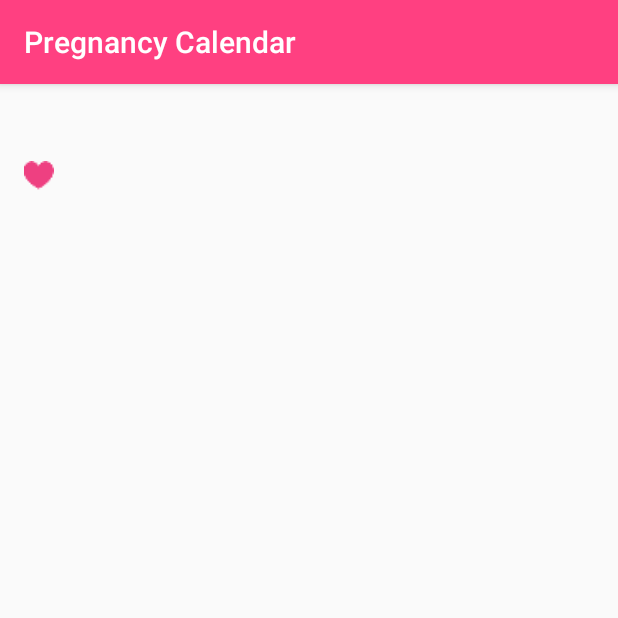
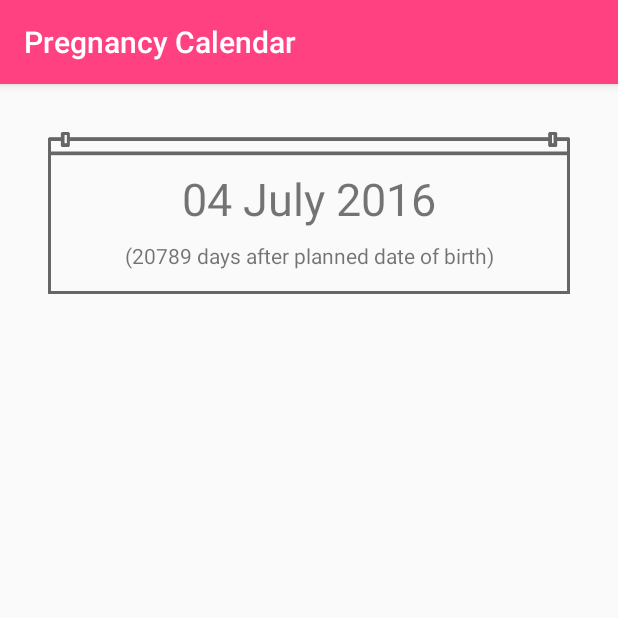
Before and after one commit to abiernacka1990/pregnancy-calendar, an Android app: the fragment DashboardFragment shown on its own in the app's theme, on a phone screen of 412 x 824 dp, the top half of it. Run offline under Robolectric (Android 15) with nearby library versions, the phone set to English and light mode, and no system bars; libraries missing offline, so code that uses them is left out: com.crashlytics.android, io.fabric.sdk.

Commit message:
Dashboard - calendar card

```diff
--- a/app/src/main/java/biernacka/pregnancycalendar/ui/fragments/main/dashboard/DashboardFragment.java
+++ b/app/src/main/java/biernacka/pregnancycalendar/ui/fragments/main/dashboard/DashboardFragment.java
@@ -1,21 +1,33 @@
 package biernacka.pregnancycalendar.ui.fragments.main.dashboard;
 
 import android.os.Bundle;
+import android.support.annotation.Nullable;
 import android.view.LayoutInflater;
 import android.view.View;
 import android.view.ViewGroup;
+import android.widget.TextView;
+
+import org.joda.time.DateTime;
+
+import java.util.Date;
 
 import biernacka.pregnancycalendar.R;
+import biernacka.pregnancycalendar.ui.helpers.PregnancyDatesHelper;
+import biernacka.pregnancycalendar.utils.Preferences;
+import biernacka.pregnancycalendar.utils.StringFormatter;
 
 /**
  * Created by agnieszka on 13.04.16.
  */
 public class DashboardFragment extends BaseDashboardFragment {
 
+    private static final long DAY_AS_MILLIS = 1000 * 60 * 60 * 24;
+    private TextView dateTextView;
+    private TextView calendInfoTextView;
 
     @Override
     public View onCreateView(LayoutInflater inflater, ViewGroup container,
-                             Bundle savedInstanceState) {
+                             Bundle savedInstancState) {
 
         View mainView = inflater.inflate(R.layout.fragment_dashboard, container, false);
         initView(mainView);
@@ -23,6 +35,97 @@ public class DashboardFragment extends BaseDashboardFragment {
     }
 
     private void initView(View mainView) {
-        //TODO
+        findViews(mainView);
+        setViewsParameters();
+    }
+
+    private void findViews(View mainView) {
+        dateTextView = (TextView) mainView.findViewById(R.id.textview_date);
+        calendInfoTextView = (TextView) mainView.findViewById(R.id.textview_calend_info);
+    }
+
+    private void setViewsParameters() {
+        setCurrentDate();
+        setCalendarInfo();
+    }
+
+    private void setCurrentDate() {
+        String currentDate = StringFormatter.date(new Date());
+        dateTextView.setText(currentDate);
+    }
+
+    private void setCalendarInfo() {
+        String calendarInfo = new CalendarInfo().getInfoText();
+        calendInfoTextView.setText(calendarInfo);
+
+    }
+
+
+    private class CalendarInfo {
+
+        private final DateTime today;
+        private final long planndedBirthDate;
+        private final Integer currentWeek;
+        private final long daysToOrAfterPlannedBirthDate;
+
+        public CalendarInfo() {
+            today = new DateTime().withTimeAtStartOfDay();
+            planndedBirthDate = Preferences.getInstance().getPlannedBirthDate();
+            currentWeek = getCurrentWeek(today);
+            daysToOrAfterPlannedBirthDate =  Math.abs((today.getMillis() - planndedBirthDate) / DAY_AS_MILLIS);
+        }
+
+        @Nullable
+        private Integer getCurrentWeek(DateTime now) {
+            Integer currentWeek = null;
+            if (PregnancyDatesHelper.isInPregnancyTime(now.getMillis())) {
+                currentWeek = PregnancyDatesHelper.getWeek(now.getMillis());
+            }
+            return currentWeek;
+        }
+
+        public String getInfoText() {
+            StringBuilder stringBuilder = new StringBuilder();
+            stringBuilder.append("(");
+
+            appendWeekInfo(stringBuilder);
+            appendDayInfo(stringBuilder);
+
+            stringBuilder.append(")");
+            return stringBuilder.toString();
+        }
+
+        private void appendDayInfo(StringBuilder stringBuilder) {
+            String dayInfo = getString(R.string.dashboard_calend_info_day_info);
+            String validFormOfDay = getValidFormOfDay(daysToOrAfterPlannedBirthDate);
+            String afterOrBefore = getAfterOrBeforePlannedBirthDate();
+            stringBuilder.append(String.format(dayInfo, daysToOrAfterPlannedBirthDate, validFormOfDay, afterOrBefore));
+        }
+
+        private void appendWeekInfo(StringBuilder stringBuilder) {
+            if (currentWeek != null) {
+                String weekInfo = getString(R.string.dashboard_calend_info_week_info);
+                String validFormOfWeek = getValidFormOfWeek(currentWeek);
+                stringBuilder.append(String.format(weekInfo, currentWeek.intValue(), validFormOfWeek));
+            }
+        }
+
+        private String getValidFormOfWeek(Integer currentWeek) {
+            return currentWeek > 1 ? getString(R.string.dashboard_calend_info_weeks) : getString(R.string.dashboard_calend_info_week);
+        }
+
+        private String getValidFormOfDay(long day) {
+            return day > 1 ? getString(R.string.dashboard_calend_info_days) : getString(R.string.dashboard_calend_info_day);
+        }
+
+        private String getAfterOrBeforePlannedBirthDate() {
+            String afterOrBeforePlannedBirthDate;
+            if (planndedBirthDate < today.getMillis()) {
+                afterOrBeforePlannedBirthDate = getString(R.string.dashboard_calend_info_after);
+            } else {
+                afterOrBeforePlannedBirthDate = getString(R.string.dashboard_calend_info_before);
+            }
+            return afterOrBeforePlannedBirthDate;
+        }
     }
 }
--- a/app/src/main/java/biernacka/pregnancycalendar/utils/StringFormatter.java
+++ b/app/src/main/java/biernacka/pregnancycalendar/utils/StringFormatter.java
@@ -12,10 +12,15 @@ public class StringFormatter {
 
     private static final SimpleDateFormat SIMPLE_DATE_FORMAT = new SimpleDateFormat("dd/MM/yy");
     private static final SimpleDateFormat DATE_FORMAT_WITH_DAY_OF_WEEK = new SimpleDateFormat("EEE, dd MMM yyyy");
+    private static final SimpleDateFormat DATE_FORMAT = new SimpleDateFormat("dd MMMM yyyy");
     private static final SimpleDateFormat TIME_FORMAT = new SimpleDateFormat("HH:mm");
 
     public static String simpleDate(Date date) {
         return SIMPLE_DATE_FORMAT.format(date);
+    }
+
+    public static String date(Date date) {
+        return DATE_FORMAT.format(date);
     }
 
     public static String simpleDate(long date) {
--- a/app/src/main/res/layout/fragment_dashboard.xml
+++ b/app/src/main/res/layout/fragment_dashboard.xml
@@ -1,34 +1,39 @@
 <?xml version="1.0" encoding="utf-8"?>
-<RelativeLayout xmlns:android="http://schemas.android.com/apk/res/android"
+<LinearLayout xmlns:android="http://schemas.android.com/apk/res/android"
     android:layout_width="match_parent"
     android:layout_height="match_parent"
+    android:orientation="horizontal"
     xmlns:tools="http://schemas.android.com/tools"
     android:padding="@dimen/default_margin">
 
-    <TextView
-        android:id="@+id/textview_week"
-        android:layout_width="wrap_content"
+    <LinearLayout
+        android:layout_width="match_parent"
         android:layout_height="wrap_content"
-        tools:text="30 tydzień ciąży"
-        android:layout_marginBottom="@dimen/default_margin"/>
+        android:orientation="vertical"
+        android:paddingLeft="@dimen/dash_calend_padding_left"
+        android:paddingRight="@dimen/dash_calend_padding_right"
+        android:paddingTop="@dimen/dash_calend_padding_top"
+        android:paddingBottom="@dimen/dash_calend_padding_bottom"
+        android:background="@drawable/dashboard_calendar_bg">
 
-    <ImageView
-        android:id="@+id/imageview_heart"
-        android:layout_width="20dp"
-        android:layout_height="20dp"
-        android:src="@drawable/ic_heart"
-        android:tint="@color/colorPrimaryDark"
-        android:layout_below="@id/textview_week"
-        android:layout_alignParentLeft="true"
-        android:layout_alignParentStart="true"/>
+        <TextView
+            android:id="@+id/textview_date"
+            android:layout_width="wrap_content"
+            android:layout_height="wrap_content"
+            android:layout_gravity="center_horizontal"
+            android:textSize="@dimen/dash_font_day"
+            tools:text="15 marca 2015"/>
 
-    <TextView
-        android:layout_width="wrap_content"
-        android:layout_height="wrap_content"
-        android:layout_below="@id/textview_week"
-        android:layout_toRightOf="@+id/imageview_heart"
-        android:layout_marginLeft="@dimen/default_margin"
-        tools:text="3 dni do porodu"/>
+        <TextView
+            android:id="@+id/textview_calend_info"
+            android:layout_width="wrap_content"
+            android:layout_height="wrap_content"
+            android:layout_gravity="center_horizontal"
+            android:layout_marginTop="@dimen/dash_calend_info_margin_top"
+            android:gravity="center_horizontal"
+            android:textSize="@dimen/dash_font_small"
+            tools:text="(3 dni do porodu, 30 tydzień ciąży)"/>
+    </LinearLayout>
 
 
-</RelativeLayout>
+</LinearLayout>
--- a/app/src/main/res/values/dimens.xml
+++ b/app/src/main/res/values/dimens.xml
@@ -58,4 +58,13 @@
     <!-- About app -->
     <dimen name="about_app_margin">@dimen/default_margin</dimen>
     <dimen name="about_app_font">24sp</dimen>
+
+    <!-- Dashboard -->
+    <dimen name="dash_calend_padding_left">32dp</dimen>
+    <dimen name="dash_calend_padding_right">32dp</dimen>
+    <dimen name="dash_calend_padding_top">40dp</dimen>
+    <dimen name="dash_calend_padding_bottom">32dp</dimen>
+    <dimen name="dash_font_small">14sp</dimen>
+    <dimen name="dash_font_day">30sp</dimen>
+    <dimen name="dash_calend_info_margin_top">8dp</dimen>
 </resources>
--- a/app/src/main/res/values/strings.xml
+++ b/app/src/main/res/values/strings.xml
@@ -76,6 +76,16 @@
     <!-- Empty dashboard -->
     <string name="dashboard_empty_label">You haven\'t set planned date of birth yet.\n\nDo you want to do it now?</string>
 
+    <!-- Dashboard -->
+    <string name="dashboard_calend_info_week_info" formatted="false">"%d %s of pregnancy, "</string>
+    <string name="dashboard_calend_info_day_info" formatted="false">%d %s %s planned date of birth</string>
+    <string name="dashboard_calend_info_days">days</string>
+    <string name="dashboard_calend_info_day">day</string>
+    <string name="dashboard_calend_info_week">week</string>
+    <string name="dashboard_calend_info_weeks">weeks</string>
+    <string name="dashboard_calend_info_after">after</string>
+    <string name="dashboard_calend_info_before">before</string>
+
     <!-- Diary -->
     <string name="fragment_diary_write_new">Write new note…</string>
     <string-array name="diary_photo_src">
```
Also changed, not shown: app/src/main/res/drawable-hdpi/dashboard_calendar_bg.9.png (added), app/src/main/res/drawable-mdpi/dashboard_calendar_bg.9.png (added), app/src/main/res/drawable-xhdpi/dashboard_calendar_bg.9.png (added), app/src/main/res/drawable-xxhdpi/dashboard_calendar_bg.9.png (added), app/src/main/res/drawable-xxxhdpi/dashboard_calendar_bg.9.png (added).
